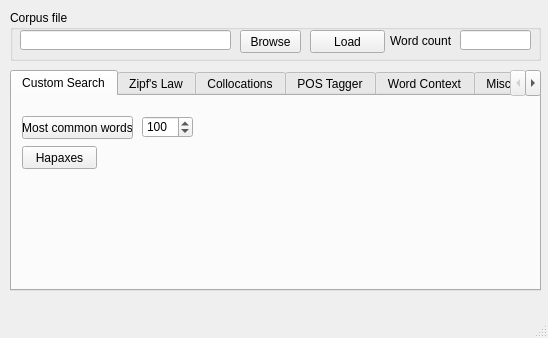
The window that Main/form.ui (gabruszka/SAIL) describes before a commit, drawn with Qt 5.
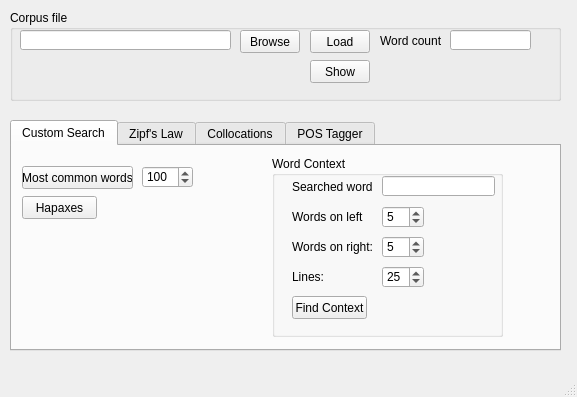
The same window after the commit. The open tabs and pages were chosen to show the change.

Commit message: ShowFullText button added & implemented main form rearrenged

```diff
--- a/Main/form.ui
+++ b/Main/form.ui
@@ -6,8 +6,8 @@
    <rect>
     <x>0</x>
     <y>0</y>
-    <width>548</width>
-    <height>338</height>
+    <width>577</width>
+    <height>397</height>
    </rect>
   </property>
   <property name="sizePolicy">
@@ -33,9 +33,9 @@
     <property name="geometry">
      <rect>
       <x>10</x>
-      <y>70</y>
-      <width>531</width>
-      <height>221</height>
+      <y>120</y>
+      <width>551</width>
+      <height>231</height>
      </rect>
     </property>
     <property name="sizePolicy">
@@ -132,6 +132,133 @@
        <string>Hapaxes</string>
       </property>
      </widget>
+     <widget class="QGroupBox" name="groupBox_4">
+      <property name="geometry">
+       <rect>
+        <x>260</x>
+        <y>10</y>
+        <width>231</width>
+        <height>181</height>
+       </rect>
+      </property>
+      <property name="title">
+       <string>Word Context</string>
+      </property>
+      <widget class="QSpinBox" name="wordsOnLeft">
+       <property name="geometry">
+        <rect>
+         <x>110</x>
+         <y>50</y>
+         <width>42</width>
+         <height>22</height>
+        </rect>
+       </property>
+       <property name="value">
+        <number>5</number>
+       </property>
+      </widget>
+      <widget class="QLabel" name="label_7">
+       <property name="geometry">
+        <rect>
+         <x>20</x>
+         <y>50</y>
+         <width>71</width>
+         <height>21</height>
+        </rect>
+       </property>
+       <property name="text">
+        <string>Words on left:</string>
+       </property>
+      </widget>
+      <widget class="QLabel" name="label_8">
+       <property name="geometry">
+        <rect>
+         <x>20</x>
+         <y>80</y>
+         <width>81</width>
+         <height>21</height>
+        </rect>
+       </property>
+       <property name="text">
+        <string>Words on right:</string>
+       </property>
+      </widget>
+      <widget class="QLabel" name="label_9">
+       <property name="geometry">
+        <rect>
+         <x>20</x>
+         <y>110</y>
+         <width>81</width>
+         <height>21</height>
+        </rect>
+       </property>
+       <property name="text">
+        <string>Lines:</string>
+       </property>
+      </widget>
+      <widget class="QSpinBox" name="wordsOnRight">
+       <property name="geometry">
+        <rect>
+         <x>110</x>
+         <y>80</y>
+         <width>42</width>
+         <height>22</height>
+        </rect>
+       </property>
+       <property name="value">
+        <number>5</number>
+       </property>
+      </widget>
+      <widget class="QPushButton" name="findContextBtn">
+       <property name="geometry">
+        <rect>
+         <x>20</x>
+         <y>140</y>
+         <width>75</width>
+         <height>23</height>
+        </rect>
+       </property>
+       <property name="text">
+        <string>Find Context</string>
+       </property>
+      </widget>
+      <widget class="QLabel" name="label_10">
+       <property name="geometry">
+        <rect>
+         <x>20</x>
+         <y>20</y>
+         <width>81</width>
+         <height>21</height>
+        </rect>
+       </property>
+       <property name="text">
+        <string>Searched word:</string>
+       </property>
+      </widget>
+      <widget class="QLineEdit" name="contextWord">
+       <property name="geometry">
+        <rect>
+         <x>110</x>
+         <y>20</y>
+         <width>113</width>
+         <height>20</height>
+        </rect>
+       </property>
+      </widget>
+      <widget class="QSpinBox" name="contextCount">
+       <property name="geometry">
+        <rect>
+         <x>110</x>
+         <y>110</y>
+         <width>42</width>
+         <height>22</height>
+        </rect>
+       </property>
+       <property name="value">
+        <number>25</number>
+       </property>
+      </widget>
+     </widget>
     </widget>
     <widget class="QWidget" name="Zipftab">
      <attribute name="title">
@@ -311,47 +438,14 @@
       <string>POS Tagger</string>
      </attribute>
     </widget>
-    <widget class="QWidget" name="contextTab">
-     <attribute name="title">
-      <string>Word Context</string>
-     </attribute>
-     <widget class="QLineEdit" name="contextWord">
-      <property name="geometry">
-       <rect>
-        <x>10</x>
-        <y>10</y>
-        <width>113</width>
-        <height>20</height>
-       </rect>
-      </property>
-     </widget>
-     <widget class="QPushButton" name="findContext">
-      <property name="geometry">
-       <rect>
-        <x>140</x>
-        <y>10</y>
-        <width>75</width>
-        <height>23</height>
-       </rect>
-      </property>
-      <property name="text">
-       <string>Find Context</string>
-      </property>
-     </widget>
-    </widget>
-    <widget class="QWidget" name="miscTab">
-     <attribute name="title">
-      <string>Miscellanous</string>
-     </attribute>
-    </widget>
    </widget>
    <widget class="QGroupBox" name="groupBox">
     <property name="geometry">
      <rect>
       <x>10</x>
       <y>10</y>
-      <width>531</width>
-      <height>51</height>
+      <width>551</width>
+      <height>91</height>
      </rect>
     </property>
     <property name="sizePolicy">
@@ -378,7 +472,7 @@
       <rect>
        <x>230</x>
        <y>20</y>
-       <width>61</width>
+       <width>60</width>
        <height>23</height>
       </rect>
      </property>
@@ -391,7 +485,7 @@
       <rect>
        <x>300</x>
        <y>20</y>
-       <width>75</width>
+       <width>60</width>
        <height>23</height>
       </rect>
      </property>
@@ -402,7 +496,7 @@
     <widget class="QLabel" name="label">
      <property name="geometry">
       <rect>
-       <x>380</x>
+       <x>370</x>
        <y>20</y>
        <width>61</width>
        <height>21</height>
@@ -415,9 +509,9 @@
     <widget class="QLineEdit" name="wordCount">
      <property name="geometry">
       <rect>
-       <x>450</x>
+       <x>440</x>
        <y>20</y>
-       <width>71</width>
+       <width>81</width>
        <height>20</height>
       </rect>
      </property>
@@ -428,6 +522,19 @@
       <bool>true</bool>
      </property>
     </widget>
+    <widget class="QPushButton" name="showBtn">
+     <property name="geometry">
+      <rect>
+       <x>300</x>
+       <y>50</y>
+       <width>60</width>
+       <height>23</height>
+      </rect>
+     </property>
+     <property name="text">
+      <string>Show</string>
+     </property>
+    </widget>
    </widget>
   </widget>
   <widget class="QMenuBar" name="menubar">
```
Left out of the diff: 12 changed lines with no effect on the pictures. The commit also changes 4 other files.
